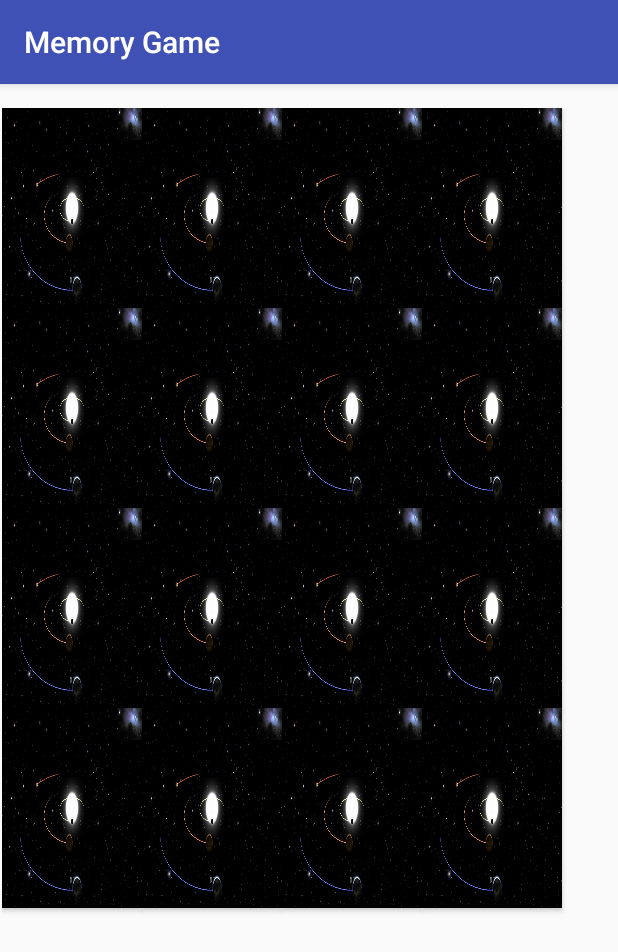
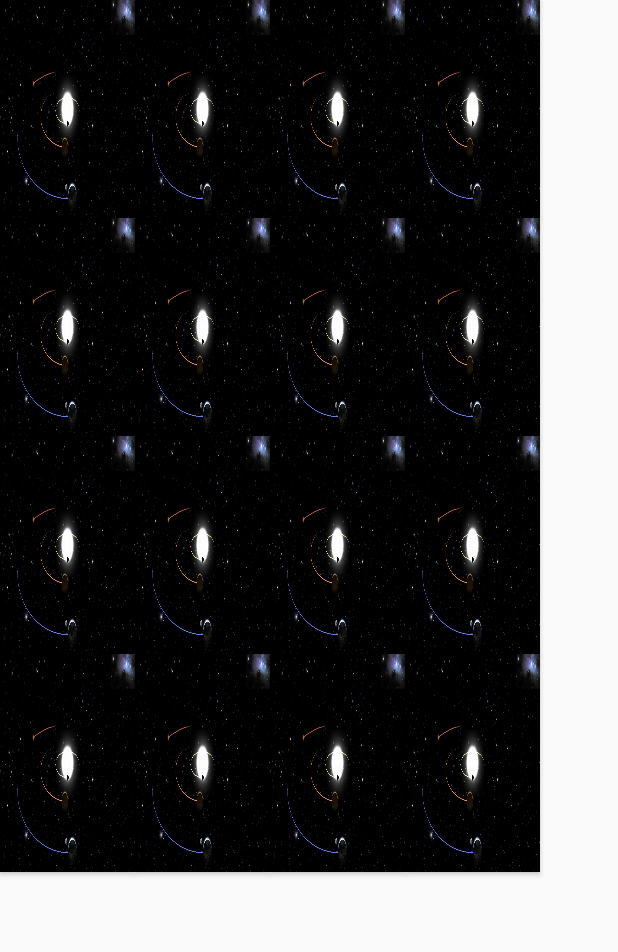
Before and after one commit to Angelo101/MobileComputingassignment2, an Android app: the screen it shows after launch (Game4x4Activity), after a tap on "PLAY", on a phone screen of 412 x 824 dp. Shown: the top 952 px of the screen. Run offline under Robolectric (Android 15) with nearby library versions, the phone set to English and light mode, and no system bars; libraries missing offline, so code that uses them is left out: twitter4j.auth.

Commit message:
Sound added to buttons, game is now full screen, actionbar added and working

```diff
--- a/MemoryGame2/app/src/main/AndroidManifest.xml
+++ b/MemoryGame2/app/src/main/AndroidManifest.xml
@@ -18,7 +18,8 @@
             </intent-filter>
         </activity>
         <activity android:name=".ViewListContents" />
-        <activity android:name=".Game4x4Activity" />
+        <activity android:name=".Game4x4Activity"
+            android:theme="@style/Theme.AppCompat.Light.NoActionBar" />
         <activity android:name=".SettingsActivity" />
         <activity android:name=".HighScoresDB" />
         <activity android:name=".Authenticate" />
--- a/MemoryGame2/app/src/main/java/com/example/noobtube/memorygame/Game4x4Activity.java
+++ b/MemoryGame2/app/src/main/java/com/example/noobtube/memorygame/Game4x4Activity.java
@@ -13,6 +13,8 @@ import android.support.v7.app.AppCompatActivity;
 import android.os.Bundle;
 import android.support.v7.widget.SearchView;
 import android.view.View;
+import android.view.Window;
+import android.view.WindowManager;
 import android.widget.GridLayout;
 
 import java.util.Random;
@@ -43,6 +45,7 @@ public class Game4x4Activity extends AppCompatActivity implements SearchView.OnC
 
     @Override
     protected void onCreate(Bundle savedInstanceState) {
+
         super.onCreate(savedInstanceState);
         setContentView(R.layout.activity_game4x4);
         Toast.makeText(this ," TIP: SHAKE DEVICE TO RESTART GAME!", Toast.LENGTH_SHORT).show();
--- a/MemoryGame2/app/src/main/java/com/example/noobtube/memorygame/MemoryButton.java
+++ b/MemoryGame2/app/src/main/java/com/example/noobtube/memorygame/MemoryButton.java
@@ -34,8 +34,8 @@ public class MemoryButton extends Button {
         setBackground(back);
         GridLayout.LayoutParams tempParams = new GridLayout.LayoutParams(GridLayout.spec(r), GridLayout.spec(c));
 
-        tempParams.width = (int) getResources().getDisplayMetrics().density *140;
-        tempParams.height = (int) getResources().getDisplayMetrics().density *200; // the size of the images
+        tempParams.width = (int) getResources().getDisplayMetrics().density *135;
+        tempParams.height = (int) getResources().getDisplayMetrics().density *218; // the size of the images
 
         setLayoutParams(tempParams);
 
--- a/MemoryGame2/app/src/main/java/com/example/noobtube/memorygame/MenuActivity.java
+++ b/MemoryGame2/app/src/main/java/com/example/noobtube/memorygame/MenuActivity.java
@@ -4,7 +4,9 @@ import android.content.Context;
 import android.content.DialogInterface;
 import android.content.Intent;
 import android.hardware.SensorEventListener;
+import android.media.MediaPlayer;
 import android.os.StrictMode;
+import android.provider.MediaStore;
 import android.support.v4.view.GestureDetectorCompat;
 import android.support.v7.app.AlertDialog;
 import android.support.v7.app.AppCompatActivity;
@@ -26,7 +28,7 @@ import twitter4j.TwitterException;
 import twitter4j.TwitterFactory;
 import twitter4j.auth.AccessToken;
 
-public class MenuActivity extends  AppCompatActivity {
+public class MenuActivity extends  ActionBar {
 //    private static final int AUTHENTICATE = 1;
     TextView textView, swipeLeft;
 //    Twitter twitter = TwitterFactory.getSingleton();
@@ -42,6 +44,7 @@ public class MenuActivity extends  AppCompatActivity {
 //    public MediaPlayer mediaPlayer =null;
     public static int bg;
     public static int sensorChanged = 0;
+
 
 
 
@@ -70,6 +73,10 @@ public class MenuActivity extends  AppCompatActivity {
 
 //        textView = (TextView) findViewById(R.id.text_view);
 //        textView.setMovementMethod(new ScrollingMovementMethod());
+        final MediaPlayer mp; // this is for everyhting but play game
+        mp = MediaPlayer.create(this, R.raw.power);
+        final MediaPlayer soundEffect;
+        soundEffect = MediaPlayer.create(this,R.raw.timewarp);
 
         swipeLeft = (TextView) findViewById(R.id.swipeLeft);
         swipeLeft.setText("PLANET MEMORY GAME!\n" +
@@ -80,6 +87,7 @@ public class MenuActivity extends  AppCompatActivity {
         post.setOnClickListener(new View.OnClickListener() {
             @Override
             public void onClick(View v) {
+                mp.start();
                 Intent intent = new Intent(context, TwitterMain.class);
                 startActivity(intent);
 
@@ -93,6 +101,7 @@ public class MenuActivity extends  AppCompatActivity {
         scores.setOnClickListener(new View.OnClickListener() {
             @Override
             public void onClick(View v) {
+                mp.start();
                 Intent intent = new Intent(context, ViewListContents.class);
                 startActivity(intent);
             }
@@ -101,6 +110,7 @@ public class MenuActivity extends  AppCompatActivity {
         settings.setOnClickListener(new View.OnClickListener() {
             @Override
             public void onClick(View v) {
+                mp.start();
                 Intent intent = new Intent(context, SettingsActivity.class);
                 startActivity(intent);
             }
@@ -113,6 +123,7 @@ public class MenuActivity extends  AppCompatActivity {
         play.setOnClickListener(new View.OnClickListener() {
             @Override
             public void onClick(View v) {
+                soundEffect.start();
                 Intent intent = new Intent(MenuActivity.this, Game4x4Activity.class);
                 startActivity(intent);
 
--- a/MemoryGame2/app/src/main/java/com/example/noobtube/memorygame/SettingsActivity.java
+++ b/MemoryGame2/app/src/main/java/com/example/noobtube/memorygame/SettingsActivity.java
@@ -8,7 +8,7 @@ import android.os.Bundle;
 import android.view.View;
 import android.widget.Button;
 
-public class SettingsActivity extends AppCompatActivity {
+public class SettingsActivity extends ActionBar {
 
     public Button buttonOrginal;
     public Button changeBackground;
--- a/MemoryGame2/app/src/main/java/com/example/noobtube/memorygame/ViewListContents.java
+++ b/MemoryGame2/app/src/main/java/com/example/noobtube/memorygame/ViewListContents.java
@@ -14,7 +14,7 @@ import java.util.ArrayList;
  * Created by noobtube on 9/05/2017.
  */
 
-public class ViewListContents extends AppCompatActivity {
+public class ViewListContents extends ActionBar {
     DatabaseHelper myDB;
 
 
--- a/MemoryGame2/app/src/main/res/layout/activity_game4x4.xml
+++ b/MemoryGame2/app/src/main/res/layout/activity_game4x4.xml
@@ -4,10 +4,10 @@
     android:id="@+id/activity_game4x4"
     android:layout_width="match_parent"
     android:layout_height="match_parent"
-    android:paddingBottom="@dimen/activity_vertical_margin"
-    android:paddingLeft="1dp"
-    android:paddingRight="1dp"
-    android:paddingTop="@dimen/activity_vertical_margin"
+    android:paddingBottom="0dp"
+    android:paddingLeft="0dp"
+    android:paddingRight="0dp"
+    android:paddingTop="0dp"
     tools:context="com.example.noobtube.memorygame.Game4x4Activity"
     android:columnCount="4"
     android:rowCount="4">
--- /dev/null
+++ b/MemoryGame2/app/src/main/res/menu/menu.xml
@@ -0,0 +1,18 @@
+<?xml version="1.0" encoding="utf-8"?>
+<menu xmlns:android="http://schemas.android.com/apk/res/android"
+    xmlns:app="http://schemas.android.com/apk/res-auto">
+
+    <item android:id="@+id/settings"
+        android:title="Settings"
+        />
+    <item android:id="@+id/scores"
+        android:title="Scores"
+        />
+    <item android:id="@+id/playgame"
+        android:title="Play Game"
+        />
+    <item android:id="@+id/menu"
+        android:title="Menu"
+        />
+
+</menu>
```
Also changed, not shown: MemoryGame2/app/src/main/java/com/example/noobtube/memorygame/ActionBar.java (+43 -3 lines), 2 other files.
